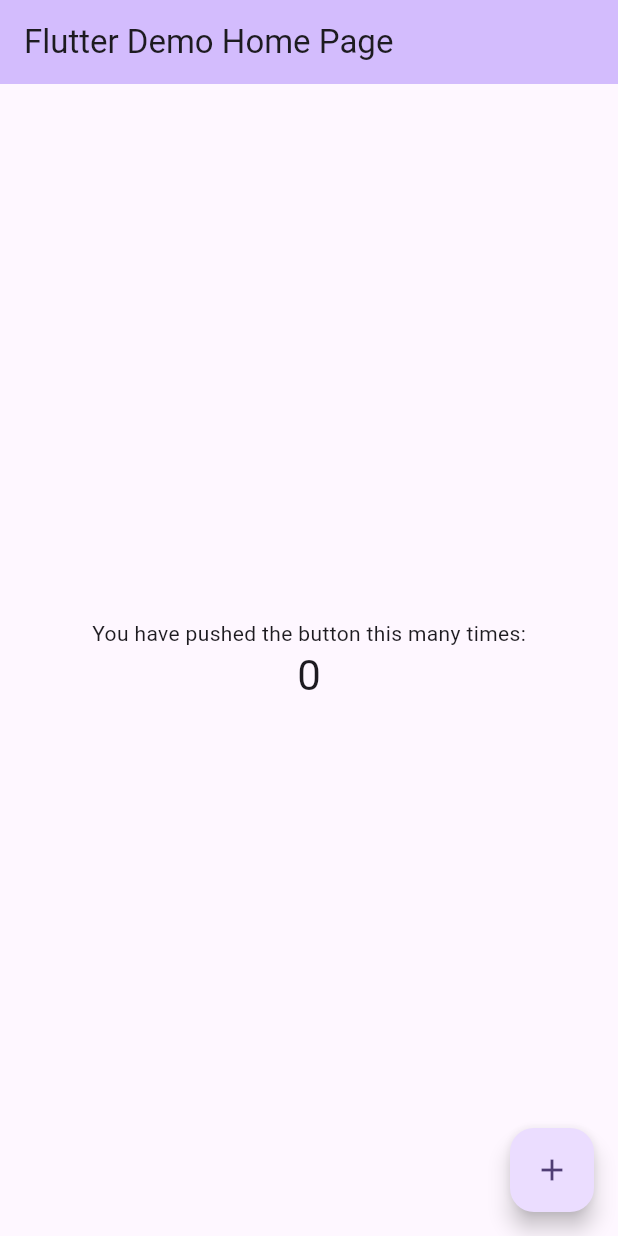
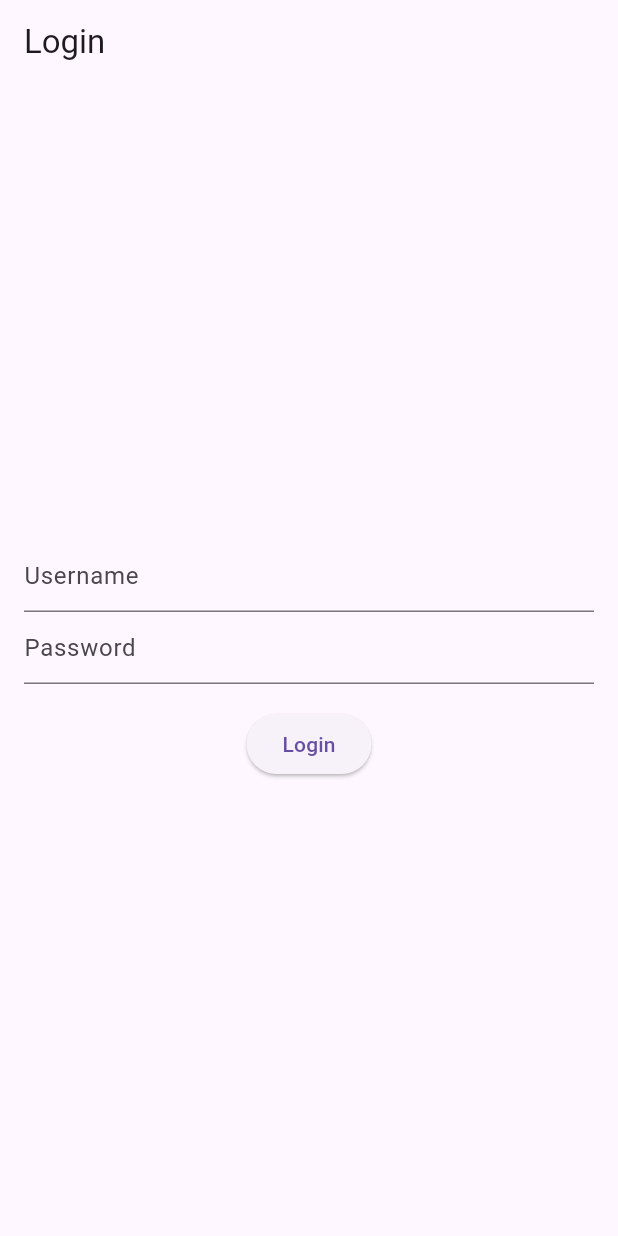
Before and after one commit to sahil28032005/flutter-bloc-application, a Flutter app: the screen it shows after launch, on a phone screen of 412 x 824 dp. Run offline on Flutter 3.47's test engine with Material 3 defaults, Android fonts, the phone set to English and light mode, and no system bars; our stand-ins replace flutter_bloc, sqflite; accounts and stored records are empty.

Commit message:
skeleton ready

```diff
--- a/lib/blocs/auth/auth_state.dart
+++ b/lib/blocs/auth/auth_state.dart
@@ -1,5 +1,6 @@
 abstract class AuthState {}
 
+//will be an inital state when no an =y authentication done at at tie of splash or any
 class AuthInitialState extends AuthState {}
 
 class AuthLoadingState extends AuthState {}
--- a/lib/main.dart
+++ b/lib/main.dart
@@ -1,126 +1,30 @@
+import 'package:expence_tracker/blocs/auth/auth_bloc.dart';
+import 'package:expence_tracker/screens/auth_screen.dart';
+import 'package:expence_tracker/screens/dashboard.dart';
 import 'package:flutter/material.dart';
+import 'package:flutter_bloc/flutter_bloc.dart';
 
 void main() {
-  runApp(const MyApp());
+  runApp(MyApp());
 }
 
 class MyApp extends StatelessWidget {
   const MyApp({super.key});
 
-  // This widget is the root of your application.
   @override
   Widget build(BuildContext context) {
-    return MaterialApp(
-      title: 'Flutter Demo',
-      theme: ThemeData(
-        // This is the theme of your application.
-        //
-        // TRY THIS: Try running your application with "flutter run". You'll see
-        // the application has a purple toolbar. Then, without quitting the app,
-        // try changing the seedColor in the colorScheme below to Colors.green
-        // and then invoke "hot reload" (save your changes or press the "hot
-        // reload" button in a Flutter-supported IDE, or press "r" if you used
-        // the command line to start the app).
-        //
-        // Notice that the counter didn't reset back to zero; the application
-        // state is not lost during the reload. To reset the state, use hot
-        // restart instead.
-        //
-        // This works for code too, not just values: Most code changes can be
-        // tested with just a hot reload.
-        colorScheme: ColorScheme.fromSeed(seedColor: Colors.deepPurple),
-        useMaterial3: true,
-      ),
-      home: const MyHomePage(title: 'Flutter Demo Home Page'),
-    );
+    return BlocProvider(
+        create: (context) => AuthBloc(),
+        child: MaterialApp(
+          debugShowCheckedModeBanner: false,
+          theme: ThemeData(
+            primarySwatch: Colors.blue,
+          ),
+          initialRoute: '/login',
+          routes: {
+            '/login': (context) => LoginScreen(),
+            '/dashboard': (context) => DashboardScreen(),
+          },
+        ));
   }
 }
-
-class MyHomePage extends StatefulWidget {
-  const MyHomePage({super.key, required this.title});
-
-  // This widget is the home page of your application. It is stateful, meaning
-  // that it has a State object (defined below) that contains fields that affect
-  // how it looks.
-
-  // This class is the configuration for the state. It holds the values (in this
-  // case the title) provided by the parent (in this case the App widget) and
-  // used by the build method of the State. Fields in a Widget subclass are
-  // always marked "final".
-
-  final String title;
-
-  @override
-  State<MyHomePage> createState() => _MyHomePageState();
-}
-
-class _MyHomePageState extends State<MyHomePage> {
-  int _counter = 0;
-
-  void _incrementCounter() {
-    setState(() {
-      // This call to setState tells the Flutter framework that something has
-      // changed in this State, which causes it to rerun the build method below
-      // so that the display can reflect the updated values. If we changed
-      // _counter without calling setState(), then the build method would not be
-      // called again, and so nothing would appear to happen.
-      _counter++;
-      print("$_counter");
-    });
-  }
-
-  @override
-  Widget build(BuildContext context) {
-    // This method is rerun every time setState is called, for instance as done
-    // by the _incrementCounter method above.
-    //
-    // The Flutter framework has been optimized to make rerunning build methods
-    // fast, so that you can just rebuild anything that needs updating rather
-    // than having to individually change instances of widgets.
-    return Scaffold(
-      appBar: AppBar(
-        // TRY THIS: Try changing the color here to a specific color (to
-        // Colors.amber, perhaps?) and trigger a hot reload to see the AppBar
-        // change color while the other colors stay the same.
-        backgroundColor: Theme.of(context).colorScheme.inversePrimary,
-        // Here we take the value from the MyHomePage object that was created by
-        // the App.build method, and use it to set our appbar title.
-        title: Text(widget.title),
-      ),
-      body: Center(
-        // Center is a layout widget. It takes a single child and positions it
-        // in the middle of the parent.
-        child: Column(
-          // Column is also a layout widget. It takes a list of children and
-          // arranges them vertically. By default, it sizes itself to fit its
-          // children horizontally, and tries to be as tall as its parent.
-          //
-          // Column has various properties to control how it sizes itself and
-          // how it positions its children. Here we use mainAxisAlignment to
-          // center the children vertically; the main axis here is the vertical
-          // axis because Columns are vertical (the cross axis would be
-          // horizontal).
-          //
-          // TRY THIS: Invoke "debug painting" (choose the "Toggle Debug Paint"
-          // action in the IDE, or press "p" in the console), to see the
-          // wireframe for each widget.
-          mainAxisAlignment: MainAxisAlignment.center,
-          children: <Widget>[
-            const Text(
-              'You have pushed the button this many times:',
-            ),
-            Text(
-              '$_counter',
-              style: Theme.of(context).textTheme.headlineMedium,
-            ),
-          ],
-        ),
-      ),
-      floatingActionButton: FloatingActionButton(
-        onPressed: _incrementCounter,
-        tooltip: 'Increment',
-        child: const Icon(Icons.add),
-      ), // This trailing comma makes auto-formatting nicer for build methods.
-    );
-  }
-}
--- a/lib/screens/auth_screen.dart
+++ b/lib/screens/auth_screen.dart
@@ -0,0 +1,67 @@
+import 'package:expence_tracker/blocs/auth/auth_bloc.dart';
+import 'package:expence_tracker/blocs/auth/auth_state.dart';
+import 'package:flutter/material.dart';
+import 'package:flutter_bloc/flutter_bloc.dart';
+import '../blocs/auth/auth_event.dart';
+
+class LoginScreen extends StatelessWidget {
+  final TextEditingController usernameController = TextEditingController();
+  final TextEditingController passwordController = TextEditingController();
+
+  LoginScreen({super.key});
+
+  @override
+  Widget build(BuildContext context) {
+    //have ti return scaffold
+    return Scaffold(
+      appBar: AppBar(
+        title: Text('Login'),
+      ),
+      body: BlocListener<AuthBloc, AuthState>(
+        listener: (context, state) {
+          if (state is AuthErrorState) {
+            ScaffoldMessenger.of(context)
+                .showSnackBar(SnackBar(content: Text(state.message)));
+          }
+        },
+        child: BlocBuilder<AuthBloc, AuthState>(
+          builder: (context, state) {
+            if (state is AuthLoadingState) {
+              print('spinnerrrrrrr');
+              return Center(
+                child: CircularProgressIndicator(),
+              );
+            }
+            return Padding(
+              padding: const EdgeInsets.all(16.0),
+              child: Column(
+                mainAxisAlignment: MainAxisAlignment.center,
+                children: [
+                  TextField(
+                    controller: usernameController,
+                    decoration: InputDecoration(hintText: 'Username'),
+                  ),
+                  TextField(
+                    controller: passwordController,
+                    decoration: InputDecoration(hintText: 'Password'),
+                    obscureText: true,
+                  ),
+                  SizedBox(height: 16),
+                  ElevatedButton(
+                    onPressed: () {
+                      print('emiting authLogin event');
+                      context.read<AuthBloc>().add(AuthLoginEvent(
+                          username: usernameController.text,
+                          password: passwordController.text));
+                    },
+                    child: Text('Login'),
+                  ),
+                ],
+              ),
+            );
+          },
+        ),
+      ),
+    );
+  }
+}
```
Also changed, not shown: lib/blocs/auth/auth_bloc.dart (+9 -2 lines), lib/screens/dashboard.dart (added, +33 -0 lines).
